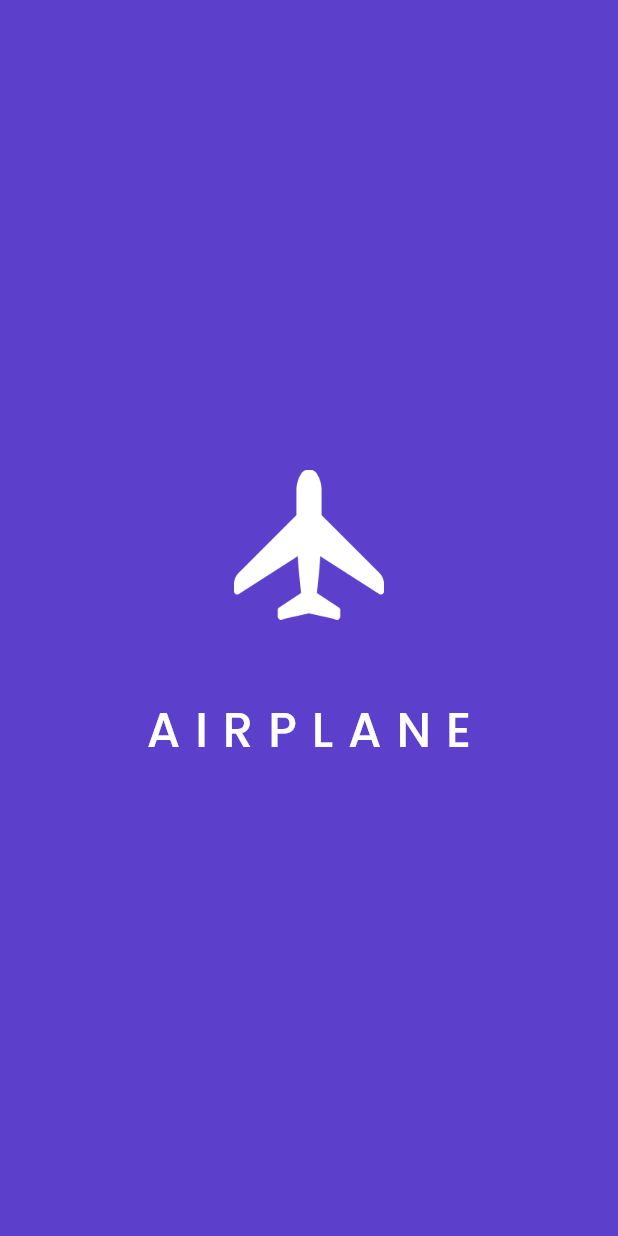
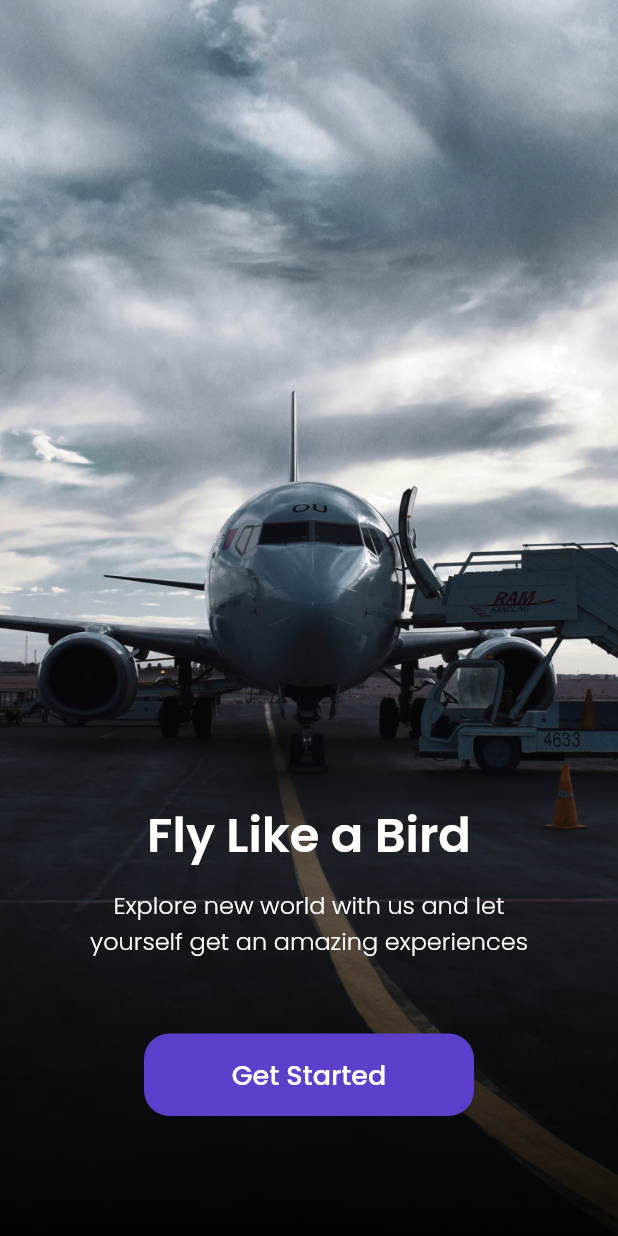
Before and after one commit to galuhraka/Airplane-Flutter, a Flutter app: the screen it shows after launch, on a phone screen of 412 x 824 dp. Run offline on Flutter 3.47's test engine with Material 2 defaults, Android fonts, the phone set to English and light mode, and no system bars; our stand-ins replace google_fonts.

Commit message:
Add Get Started Page

```diff
--- a/lib/main.dart
+++ b/lib/main.dart
@@ -1,3 +1,4 @@
+import 'package:airplane/ui/pages/get_started_page.dart';
 import 'package:flutter/cupertino.dart';
 import 'package:flutter/material.dart';
 
@@ -12,7 +13,7 @@ class MyApp extends StatelessWidget {
   Widget build(BuildContext context) {
     return MaterialApp(
       debugShowCheckedModeBanner: false,
-      home: SplashPage(),
+      home: GetStartedPage(),
     );
   }
 }
--- /dev/null
+++ b/lib/ui/pages/get_started_page.dart
@@ -0,0 +1,75 @@
+import 'package:airplane/shared/theme.dart';
+import 'package:flutter/material.dart';
+
+class GetStartedPage extends StatelessWidget {
+  const GetStartedPage({Key? key}) : super(key: key);
+
+  @override
+  Widget build(BuildContext context) {
+    return Scaffold(
+      body: Stack(
+        children: [
+          Container(
+            width: double.infinity,
+            height: double.infinity,
+            decoration: BoxDecoration(
+              image: DecorationImage(
+                image: AssetImage(
+                  'assets/image_get_started.png',
+                ),
+                fit: BoxFit.cover,
+              ),
+            ),
+          ),
+          Center(
+            child: Column(
+              mainAxisAlignment: MainAxisAlignment.end,
+              children: [
+                Text(
+                  'Fly Like a Bird',
+                  style: whiteTextStyle.copyWith(
+                    fontSize: 32,
+                    fontWeight: semiBold,
+                  ),
+                ),
+                SizedBox(
+                  height: 10,
+                ),
+                Text(
+                  'Explore new world with us and let\nyourself get an amazing experiences',
+                  textAlign: TextAlign.center,
+                  style: whiteTextStyle.copyWith(
+                    fontSize: 16,
+                    fontWeight: light,
+                  ),
+                ),
+                Container(
+                  width: 220,
+                  height: 55,
+                  margin: EdgeInsets.only(
+                    top: 50,
+                    bottom: 80,
+                  ),
+                  child: TextButton(
+                    onPressed: () {},
+                    style: TextButton.styleFrom(
+                      backgroundColor: kPrimaryColor,
+                      shape: RoundedRectangleBorder(
+                        borderRadius: BorderRadius.circular(17),
+                      ),
+                    ),
+                    child: Text(
+                      'Get Started',
+                      style: whiteTextStyle.copyWith(
+                          fontSize: 18, fontWeight: medium),
+                    ),
+                  ),
+                ),
+              ],
+            ),
+          )
+        ],
+      ),
+    );
+  }
+}
```
